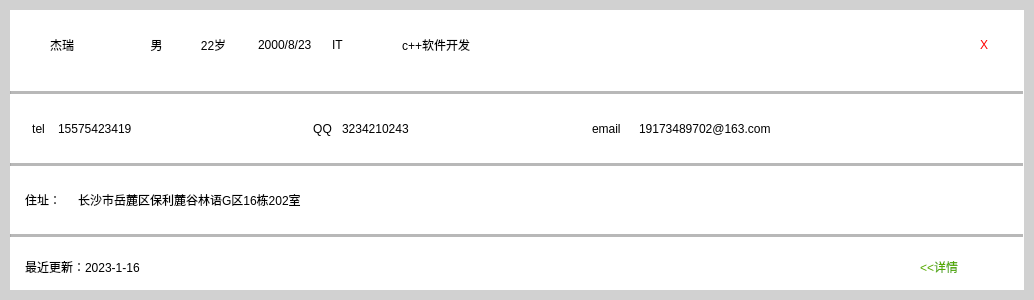
This is Kit/personinfodisplaykit.ui in MichaelFeng823/SharkBookProject as Qt 5 draws it before an edit. The edited form follows.
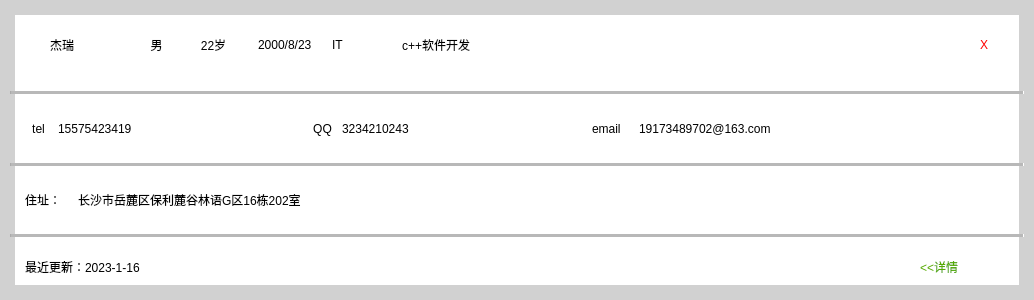
This is the edited form.

```diff
--- a/Kit/personinfodisplaykit.ui
+++ b/Kit/personinfodisplaykit.ui
@@ -40,7 +40,7 @@
 	background-color: rgb(255, 255, 255);
 	font: 16pt &quot;微软雅黑&quot;;
 	color: rgb(0, 0, 0);
-	border:10px;
+	border:15px;
 	border-color: rgb(209, 209, 209);
 	border-style: solid;
 }
```
